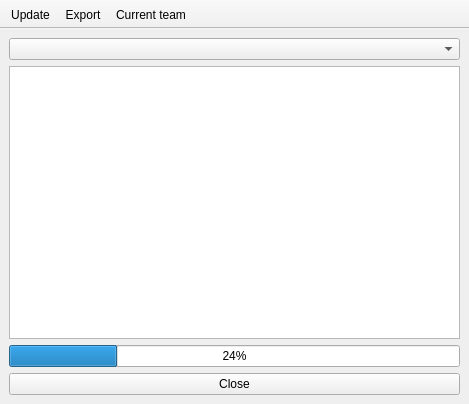
FrankMamuda/ketoevent, file rankings.ui: the form before one commit.
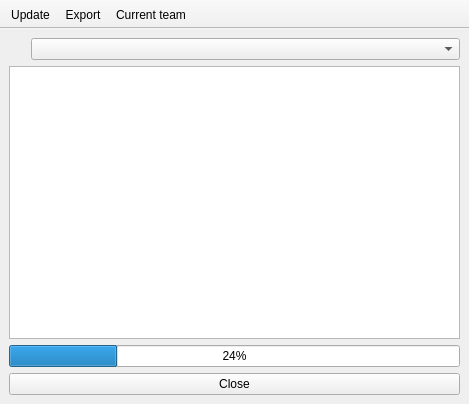
The form after the commit. Icons and pictures are not drawn.

```diff
--- a/rankings.ui
+++ b/rankings.ui
@@ -16,7 +16,27 @@
   <widget class="QWidget" name="centralwidget">
    <layout class="QVBoxLayout" name="verticalLayout">
     <item>
-     <widget class="QComboBox" name="teamCombo"/>
+     <layout class="QHBoxLayout" name="treamLayout">
+      <item>
+       <widget class="QLabel" name="teamPixmap">
+        <property name="maximumSize">
+         <size>
+          <width>16</width>
+          <height>16</height>
+         </size>
+        </property>
+        <property name="text">
+         <string/>
+        </property>
+        <property name="pixmap">
+         <pixmap resource="resources.qrc">:/icons/teams</pixmap>
+        </property>
+       </widget>
+      </item>
+      <item>
+       <widget class="QComboBox" name="teamCombo"/>
+      </item>
+     </layout>
     </item>
     <item>
      <widget class="QTableView" name="tableView">
```
